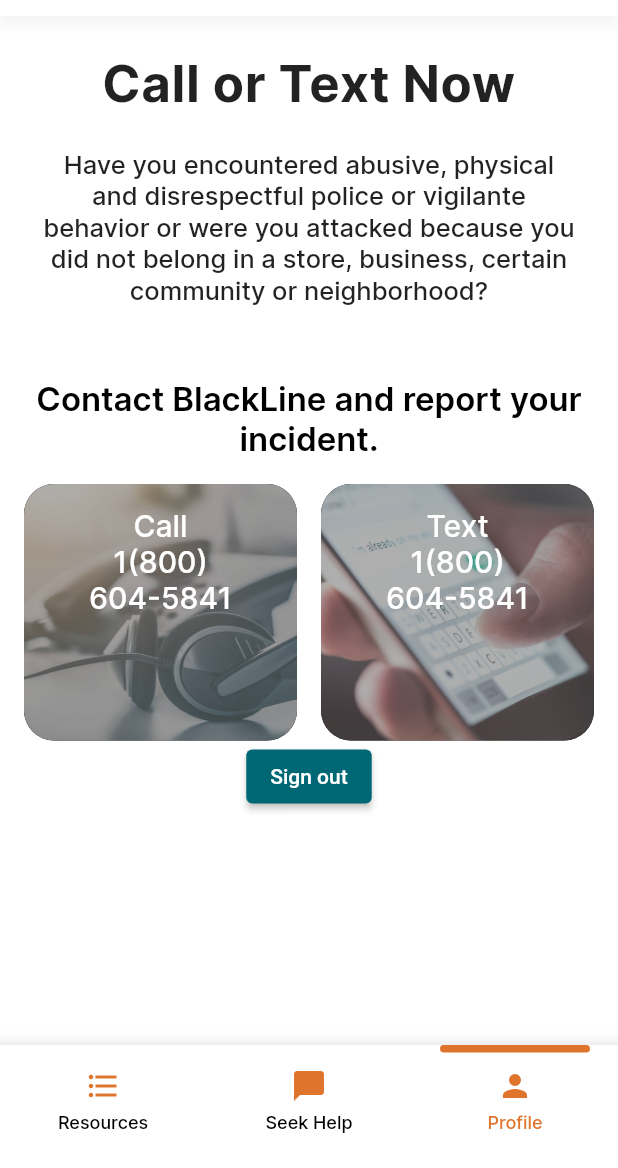
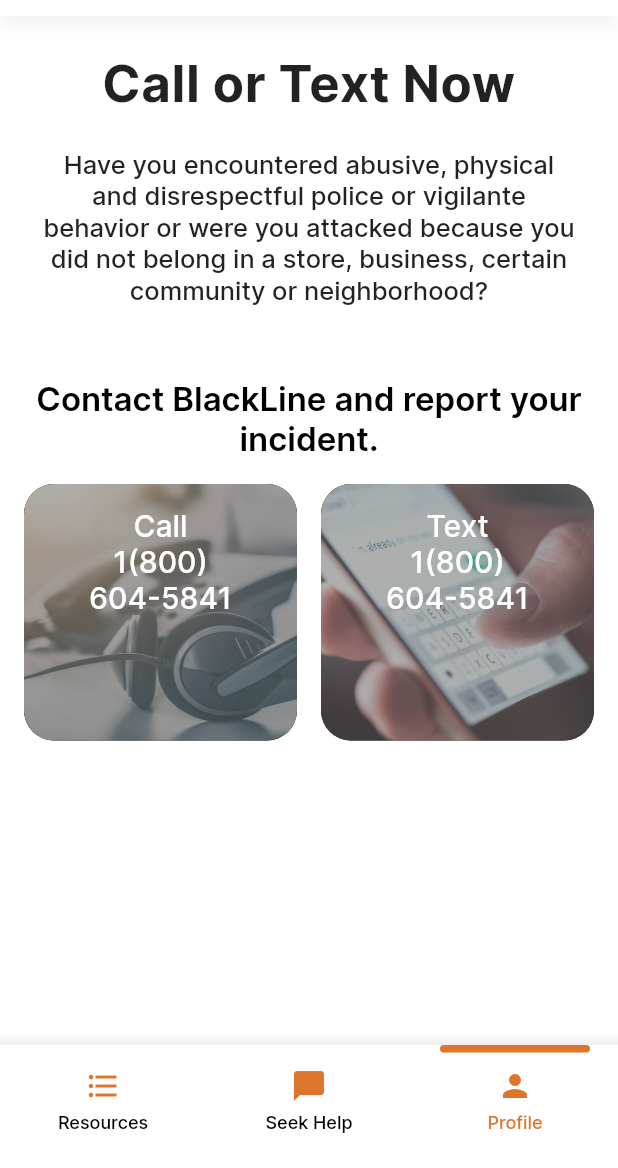
Before and after one commit to TritonSE/CBL-Mobile-Application, a Flutter app: the screen it shows once a user with an empty profile is signed in, on a phone screen of 412 x 824 dp, the part 68-1236 px from its top. Run offline on Flutter 3.47's test engine with Material 2 defaults, Android fonts, the phone set to English and light mode, and no system bars; our stand-ins replace cloud_firestore, firebase_auth, firebase_core; missing offline and left inert: drop_cap_text; accounts and stored records are empty.

Commit message:
got rid of old sign out button

```diff
--- a/lib/pages/call_text_now.dart
+++ b/lib/pages/call_text_now.dart
@@ -102,12 +102,6 @@ class CallTextNow extends StatelessWidget {
                 ),
               ],
             ),
-            ElevatedButton(
-                onPressed: () async {
-                  context.read<AuthenticationService>().signOut();
-                  Navigator.pushNamed(context, '/seekHelp');
-                },
-                child: const Text('Sign out'))
           ],
         ),
       ),
```
